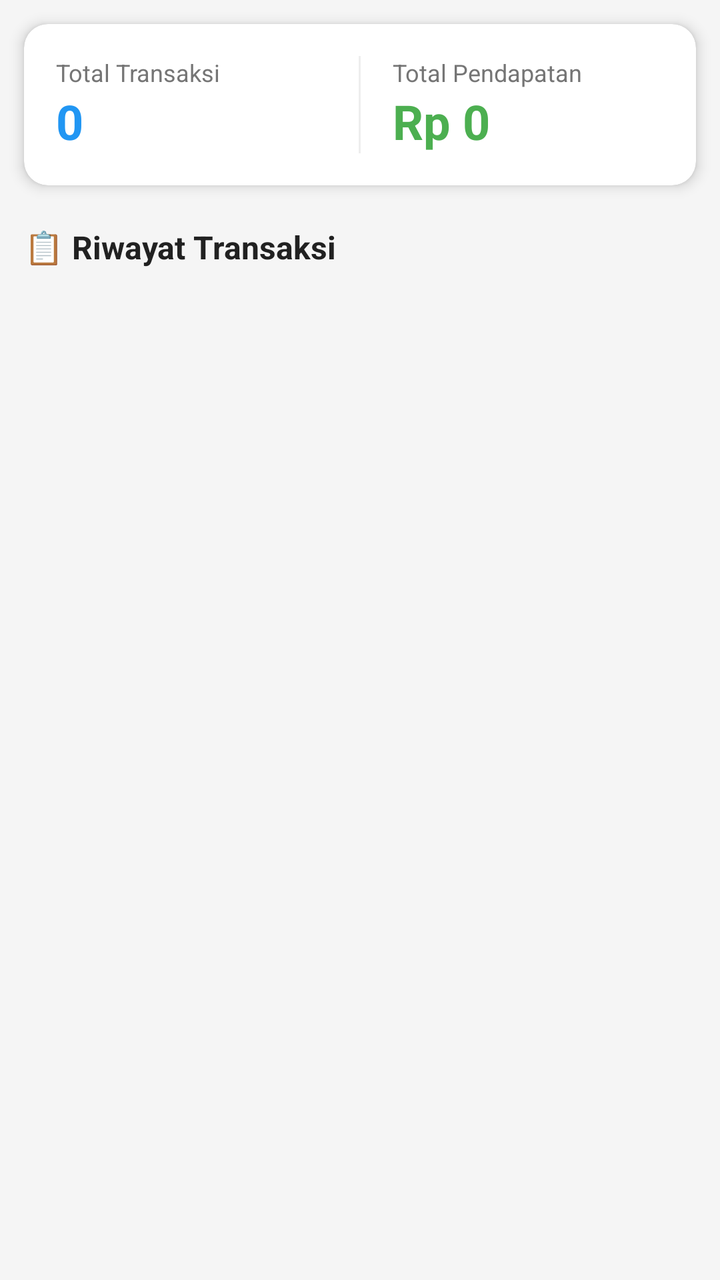
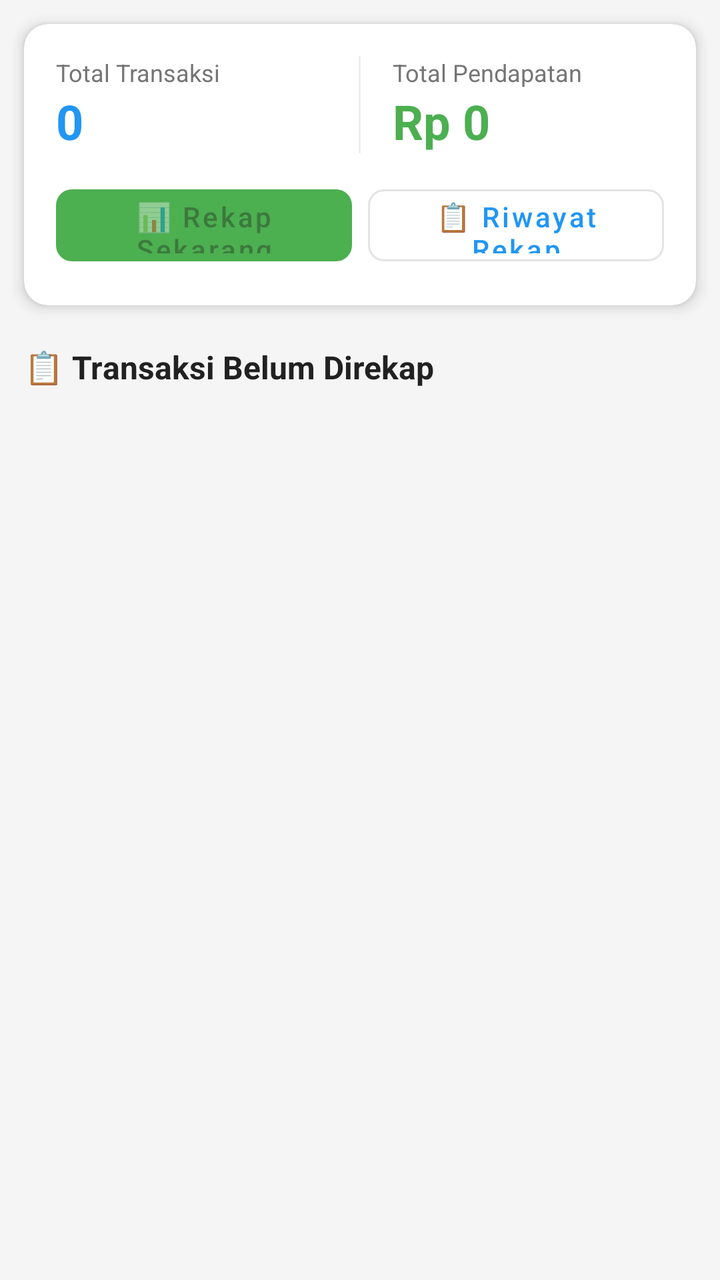

Compare the two renders of this Android layout. The source of the first and the diff that turns it into the second are given below.
<!-- AndroidManifest.xml: application theme Theme.IniKasir -->
<!-- res/layout/fragment_transaction_history.xml -->
<?xml version="1.0" encoding="utf-8"?>
<FrameLayout xmlns:android="http://schemas.android.com/apk/res/android"
    xmlns:app="http://schemas.android.com/apk/res-auto"
    android:layout_width="match_parent"
    android:layout_height="match_parent"
    android:background="@color/background">
    
    <LinearLayout
        android:layout_width="match_parent"
        android:layout_height="match_parent"
        android:orientation="vertical">
        
        
        <com.google.android.material.card.MaterialCardView
            android:layout_width="match_parent"
            android:layout_height="wrap_content"
            android:layout_margin="12dp"
            app:cardElevation="4dp"
            app:cardCornerRadius="12dp">
            
            <LinearLayout
                android:layout_width="match_parent"
                android:layout_height="wrap_content"
                android:orientation="horizontal"
                android:padding="16dp">
                
                <LinearLayout
                    android:layout_width="0dp"
                    android:layout_height="wrap_content"
                    android:layout_weight="1"
                    android:orientation="vertical">
                    
                    <TextView
                        android:layout_width="wrap_content"
                        android:layout_height="wrap_content"
                        android:text="Total Transaksi"
                        android:textSize="12sp"
                        android:textColor="@color/text_secondary" />
                        
                    <TextView
                        android:id="@+id/tvTotalTransactions"
                        android:layout_width="wrap_content"
                        android:layout_height="wrap_content"
                        android:text="0"
                        android:textSize="24sp"
                        android:textStyle="bold"
                        android:textColor="@color/primary" />
                        
                </LinearLayout>
                
                <View
                    android:layout_width="1dp"
                    android:layout_height="match_parent"
                    android:background="@color/gray_light"
                    android:layout_marginHorizontal="16dp" />
                    
                <LinearLayout
                    android:layout_width="0dp"
                    android:layout_height="wrap_content"
                    android:layout_weight="1"
                    android:orientation="vertical">
                    
                    <TextView
                        android:layout_width="wrap_content"
                        android:layout_height="wrap_content"
                        android:text="Total Pendapatan"
                        android:textSize="12sp"
                        android:textColor="@color/text_secondary" />
                        
                    <TextView
                        android:id="@+id/tvTotalRevenue"
                        android:layout_width="wrap_content"
                        android:layout_height="wrap_content"
                        android:text="Rp 0"
                        android:textSize="24sp"
                        android:textStyle="bold"
                        android:textColor="@color/success" />
                        
                </LinearLayout>
                
            </LinearLayout>
            
        </com.google.android.material.card.MaterialCardView>
        
        
        <TextView
            android:layout_width="match_parent"
            android:layout_height="wrap_content"
            android:text="📋 Riwayat Transaksi"
            android:textSize="16sp"
            android:textStyle="bold"
            android:textColor="@color/text_primary"
            android:paddingHorizontal="12dp"
            android:paddingTop="8dp"
            android:paddingBottom="4dp" />
        
        <androidx.recyclerview.widget.RecyclerView
            android:id="@+id/rvTransactions"
            android:layout_width="match_parent"
            android:layout_height="0dp"
            android:layout_weight="1"
            android:padding="12dp"
            android:clipToPadding="false" />
        
    </LinearLayout>
    
    <LinearLayout
        android:id="@+id/emptyState"
        android:layout_width="match_parent"
        android:layout_height="match_parent"
        android:orientation="vertical"
        android:gravity="center"
        android:visibility="gone"
        android:padding="32dp">
        
        <TextView
            android:layout_width="wrap_content"
            android:layout_height="wrap_content"
            android:text="📊"
            android:textSize="64sp"
            android:layout_marginBottom="16dp" />
            
        <TextView
            android:layout_width="wrap_content"
            android:layout_height="wrap_content"
            android:text="Belum ada transaksi"
            android:textSize="18sp"
            android:textStyle="bold"
            android:textColor="@color/text_primary"
            android:layout_marginBottom="8dp" />
            
        <TextView
            android:layout_width="wrap_content"
            android:layout_height="wrap_content"
            android:text="Transaksi akan muncul di sini setelah checkout"
            android:textSize="14sp"
            android:textColor="@color/text_secondary"
            android:gravity="center" />
            
    </LinearLayout>
    
</FrameLayout>
<!-- resources referenced by this layout -->
<resources>
  <color name="background">#F5F5F5</color>
  <color name="gray_light">#EEEEEE</color>
  <color name="primary">#2196F3</color>
  <color name="success">#4CAF50</color>
  <color name="text_primary">#212121</color>
  <color name="text_secondary">#757575</color>
  <style name="Theme.IniKasir" parent="Theme.MaterialComponents.DayNight.NoActionBar">
          
          <item name="colorPrimary">@color/primary</item>
          <item name="colorPrimaryVariant">@color/primary_dark</item>
          <item name="colorOnPrimary">@color/white</item>
          
          
          <item name="colorSecondary">@color/accent</item>
          <item name="colorSecondaryVariant">@color/accent_dark</item>
          <item name="colorOnSecondary">@color/white</item>
          
          
          <item name="android:windowBackground">@color/background</item>
          <item name="colorSurface">@color/surface</item>
          <item name="colorOnSurface">@color/text_primary</item>
          
          
          <item name="android:statusBarColor">@color/primary_dark</item>
          <item name="android:windowLightStatusBar">false</item>
          
          
          <item name="android:textColorPrimary">@color/text_primary</item>
          <item name="android:textColorSecondary">@color/text_secondary</item>
          <item name="android:textColorHint">@color/text_hint</item>
          
          
          <item name="shapeAppearanceSmallComponent">@style/ShapeAppearance.Small</item>
          <item name="shapeAppearanceMediumComponent">@style/ShapeAppearance.Medium</item>
          <item name="shapeAppearanceLargeComponent">@style/ShapeAppearance.Large</item>
      </style>
  <color name="primary_dark">#1976D2</color>
  <color name="white">#FFFFFF</color>
  <color name="accent">#FF9800</color>
  <color name="accent_dark">#F57C00</color>
  <color name="surface">#FFFFFF</color>
  <color name="text_hint">#9E9E9E</color>
  <style name="ShapeAppearance.Small" parent="ShapeAppearance.MaterialComponents.SmallComponent">
          <item name="cornerFamily">rounded</item>
          <item name="cornerSize">8dp</item>
      </style>
  <style name="ShapeAppearance.Medium" parent="ShapeAppearance.MaterialComponents.MediumComponent">
          <item name="cornerFamily">rounded</item>
          <item name="cornerSize">12dp</item>
      </style>
  <style name="ShapeAppearance.Large" parent="ShapeAppearance.MaterialComponents.LargeComponent">
          <item name="cornerFamily">rounded</item>
          <item name="cornerSize">16dp</item>
      </style>
</resources>

<!-- the commit's change to res/layout/fragment_transaction_history.xml (unified diff, before → after) -->
@@ -1,28 +1,29 @@
 <?xml version="1.0" encoding="utf-8"?>
-<FrameLayout xmlns:android="http://schemas.android.com/apk/res/android"
+<LinearLayout xmlns:android="http://schemas.android.com/apk/res/android"
     xmlns:app="http://schemas.android.com/apk/res-auto"
     android:layout_width="match_parent"
     android:layout_height="match_parent"
+    android:orientation="vertical"
     android:background="@color/background">
     
-    <LinearLayout
+    
+    <com.google.android.material.card.MaterialCardView
         android:layout_width="match_parent"
-        android:layout_height="match_parent"
-        android:orientation="vertical">
+        android:layout_height="wrap_content"
+        android:layout_margin="12dp"
+        app:cardElevation="4dp"
+        app:cardCornerRadius="12dp">
         
-        
-        <com.google.android.material.card.MaterialCardView
+        <LinearLayout
             android:layout_width="match_parent"
             android:layout_height="wrap_content"
-            android:layout_margin="12dp"
-            app:cardElevation="4dp"
-            app:cardCornerRadius="12dp">
+            android:orientation="vertical"
+            android:padding="16dp">
             
             <LinearLayout
                 android:layout_width="match_parent"
                 android:layout_height="wrap_content"
-                android:orientation="horizontal"
-                android:padding="16dp">
+                android:orientation="horizontal">
                 
                 <LinearLayout
                     android:layout_width="0dp"
@@ -80,63 +81,98 @@
                 
             </LinearLayout>
             
-        </com.google.android.material.card.MaterialCardView>
+            <LinearLayout
+                android:layout_width="match_parent"
+                android:layout_height="wrap_content"
+                android:orientation="horizontal"
+                android:layout_marginTop="12dp">
+                
+                <com.google.android.material.button.MaterialButton
+                    android:id="@+id/btnRecap"
+                    android:layout_width="0dp"
+                    android:layout_height="48dp"
+                    android:layout_weight="1"
+                    android:layout_marginEnd="4dp"
+                    android:text="📊 Rekap Sekarang"
+                    android:textAllCaps="false"
+                    app:backgroundTint="@color/success"
+                    android:enabled="false" />
+                    
+                <com.google.android.material.button.MaterialButton
+                    android:id="@+id/btnViewRecapHistory"
+                    android:layout_width="0dp"
+                    android:layout_height="48dp"
+                    android:layout_weight="1"
+                    android:layout_marginStart="4dp"
+                    android:text="📋 Riwayat Rekap"
+                    android:textAllCaps="false"
+                    style="@style/Widget.MaterialComponents.Button.OutlinedButton" />
+                    
+            </LinearLayout>
+            
+        </LinearLayout>
         
-        
-        <TextView
-            android:layout_width="match_parent"
-            android:layout_height="wrap_content"
-            android:text="📋 Riwayat Transaksi"
-            android:textSize="16sp"
-            android:textStyle="bold"
-            android:textColor="@color/text_primary"
-            android:paddingHorizontal="12dp"
-            android:paddingTop="8dp"
-            android:paddingBottom="4dp" />
+    </com.google.android.material.card.MaterialCardView>
+    
+    
+    <TextView
+        android:layout_width="match_parent"
+        android:layout_height="wrap_content"
+        android:text="📋 Transaksi Belum Direkap"
+        android:textSize="16sp"
+        android:textStyle="bold"
+        android:textColor="@color/text_primary"
+        android:paddingHorizontal="12dp"
+        android:paddingTop="8dp"
+        android:paddingBottom="4dp" />
+    
+    <FrameLayout
+        android:layout_width="match_parent"
+        android:layout_height="0dp"
+        android:layout_weight="1">
         
         <androidx.recyclerview.widget.RecyclerView
             android:id="@+id/rvTransactions"
             android:layout_width="match_parent"
-            android:layout_height="0dp"
-            android:layout_weight="1"
+            android:layout_height="match_parent"
             android:padding="12dp"
             android:clipToPadding="false" />
         
-    </LinearLayout>
+        <LinearLayout
+            android:id="@+id/emptyState"
+            android:layout_width="match_parent"
+            android:layout_height="match_parent"
+            android:orientation="vertical"
+            android:gravity="center"
+            android:visibility="gone"
+            android:padding="32dp">
+            
+            <TextView
+                android:layout_width="wrap_content"
+                android:layout_height="wrap_content"
+                android:text="📊"
+                android:textSize="64sp"
+                android:layout_marginBottom="16dp" />
+                
+            <TextView
+                android:layout_width="wrap_content"
+                android:layout_height="wrap_content"
+                android:text="Belum ada transaksi"
+                android:textSize="18sp"
+                android:textStyle="bold"
+                android:textColor="@color/text_primary"
+                android:layout_marginBottom="8dp" />
+                
+            <TextView
+                android:layout_width="wrap_content"
+                android:layout_height="wrap_content"
+                android:text="Transaksi akan muncul di sini setelah checkout"
+                android:textSize="14sp"
+                android:textColor="@color/text_secondary"
+                android:gravity="center" />
+                
+        </LinearLayout>
+        
+    </FrameLayout>
     
-    <LinearLayout
-        android:id="@+id/emptyState"
-        android:layout_width="match_parent"
-        android:layout_height="match_parent"
-        android:orientation="vertical"
-        android:gravity="center"
-        android:visibility="gone"
-        android:padding="32dp">
-        
-        <TextView
-            android:layout_width="wrap_content"
-            android:layout_height="wrap_content"
-            android:text="📊"
-            android:textSize="64sp"
-            android:layout_marginBottom="16dp" />
-            
-        <TextView
-            android:layout_width="wrap_content"
-            android:layout_height="wrap_content"
-            android:text="Belum ada transaksi"
-            android:textSize="18sp"
-            android:textStyle="bold"
-            android:textColor="@color/text_primary"
-            android:layout_marginBottom="8dp" />
-            
-        <TextView
-            android:layout_width="wrap_content"
-            android:layout_height="wrap_content"
-            android:text="Transaksi akan muncul di sini setelah checkout"
-            android:textSize="14sp"
-            android:textColor="@color/text_secondary"
-            android:gravity="center" />
-            
-    </LinearLayout>
-    
-</FrameLayout>
+</LinearLayout>
